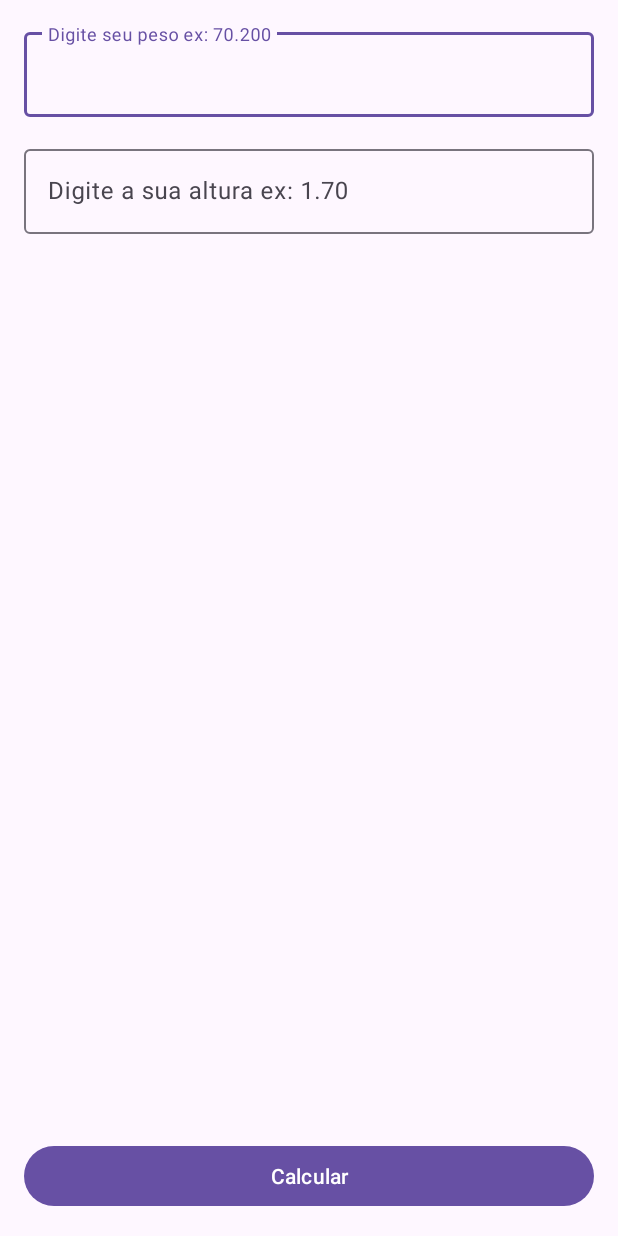
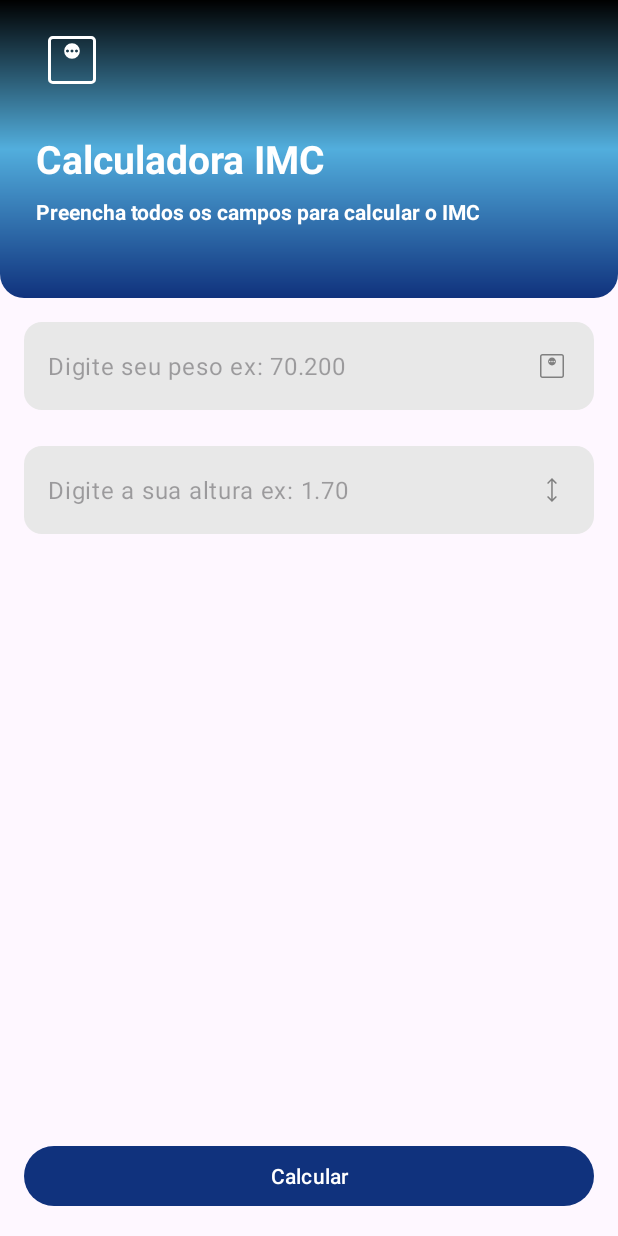
Before and after one commit to gui12carmo/calculadoraIMC, an Android app: the screen it shows after launch (MainActivity), on a phone screen of 412 x 824 dp. Run offline under Robolectric (Android 15) with nearby library versions, the phone set to English and light mode, and no system bars.

Commit message:
Finalizei o APP.

```diff
--- /dev/null
+++ b/app/src/main/res/drawable/gradient_bg.xml
@@ -0,0 +1,13 @@
+<?xml version="1.0" encoding="utf-8"?>
+<shape xmlns:android="http://schemas.android.com/apk/res/android">
+    <corners android:topLeftRadius="0dp"
+        android:topRightRadius="0dp"
+        android:bottomLeftRadius="16dp"
+        android:bottomRightRadius="16dp"/>
+
+    <gradient
+        android:startColor="@color/azul_400"
+        android:centerColor="@color/azulClaro_400"
+        android:endColor="@color/black_900"
+        android:angle="90"/>
+</shape>
--- /dev/null
+++ b/app/src/main/res/drawable/ic_height.xml
@@ -0,0 +1,9 @@
+<vector xmlns:android="http://schemas.android.com/apk/res/android"
+    android:width="24dp"
+    android:height="24dp"
+    android:viewportWidth="960"
+    android:viewportHeight="960">
+  <path
+      android:pathData="M479.23,800 L347.69,668.46l27.54,-27.54 84,82.23v-487.07l-83.23,83 -27.54,-27.54L480,160l131.54,131.54 -28.31,28.54 -84,-83.23v486.3l84,-82.23 27.54,27.54L479.23,800Z"
+      android:fillColor="#ff808080"/>
+</vector>
--- /dev/null
+++ b/app/src/main/res/drawable/ic_weight.xml
@@ -0,0 +1,9 @@
+<vector xmlns:android="http://schemas.android.com/apk/res/android"
+    android:width="24dp"
+    android:height="24dp"
+    android:viewportWidth="960"
+    android:viewportHeight="960">
+  <path
+      android:pathData="M480,464.62q43.85,0 74.23,-30.39 30.39,-30.38 30.39,-74.23 0,-43.85 -30.39,-74.23 -30.38,-30.39 -74.23,-30.39 -43.85,0 -74.23,30.39 -30.39,30.38 -30.39,74.23 0,43.85 30.39,74.23 30.38,30.39 74.23,30.39ZM420,380q-8,0 -14,-6t-6,-14q0,-8 6,-14t14,-6q8,0 14,6t6,14q0,8 -6,14t-14,6ZM480,380q-8,0 -14,-6t-6,-14q0,-8 6,-14t14,-6q8,0 14,6t6,14q0,8 -6,14t-14,6ZM540,380q-8,0 -14,-6t-6,-14q0,-8 6,-14t14,-6q8,0 14,6t6,14q0,8 -6,14t-14,6ZM224.62,800q-27.62,0 -46.12,-18.5Q160,763 160,735.38v-510.76q0,-27.62 18.5,-46.12Q197,160 224.62,160h510.76q27.62,0 46.12,18.5Q800,197 800,224.62v510.76q0,27.62 -18.5,46.12Q763,800 735.38,800L224.62,800ZM224.62,760h510.76q9.24,0 16.93,-7.69 7.69,-7.69 7.69,-16.93v-510.76q0,-9.24 -7.69,-16.93 -7.69,-7.69 -16.93,-7.69L224.62,200q-9.24,0 -16.93,7.69 -7.69,7.69 -7.69,16.93v510.76q0,9.24 7.69,16.93 7.69,7.69 16.93,7.69ZM200,200v560,-560Z"
+      android:fillColor="#ff808080"/>
+</vector>
--- /dev/null
+++ b/app/src/main/res/drawable/rouded_bg.xml
@@ -0,0 +1,5 @@
+<?xml version="1.0" encoding="utf-8"?>
+<shape xmlns:android="http://schemas.android.com/apk/res/android">
+    <solid android:color="#E8E8E8"/>
+    <corners android:radius="12dp"/>
+</shape>
--- a/app/src/main/res/layout/activity_main.xml
+++ b/app/src/main/res/layout/activity_main.xml
@@ -5,6 +5,47 @@
     android:layout_width="match_parent"
     android:layout_height="match_parent"
     tools:context=".MainActivity">
+
+    <LinearLayout
+        android:id="@+id/vg_header"
+        android:layout_width="match_parent"
+        android:layout_height="wrap_content"
+        android:background="@drawable/gradient_bg"
+        android:orientation="vertical"
+        app:layout_constraintEnd_toEndOf="parent"
+        app:layout_constraintStart_toStartOf="parent"
+        app:layout_constraintTop_toTopOf="parent">
+
+        <ImageView
+            android:layout_width="48dp"
+            android:layout_height="48dp"
+            android:layout_marginTop="16dp"
+            android:layout_marginBottom="16dp"
+            android:layout_marginStart="24dp"
+            android:src="@drawable/ic_weight"
+            app:tint="@color/white" />
+
+        <TextView
+            android:layout_width="wrap_content"
+            android:layout_height="wrap_content"
+            android:layout_marginStart="24dp"
+            android:layout_marginTop="8dp"
+            android:text="Calculadora IMC"
+            android:textColor="@color/white"
+            android:textSize="26dp"
+            android:textStyle="bold" />
+
+        <TextView
+            android:layout_width="wrap_content"
+            android:layout_marginTop="8dp"
+            android:layout_height="wrap_content"
+            android:layout_marginStart="24dp"
+            android:layout_marginEnd="24dp"
+            android:layout_marginBottom="48dp"
+            android:text="Preencha todos os campos para calcular o IMC"
+            android:textColor="@color/white"
+            android:textStyle="bold" />
+    </LinearLayout>
 
     <Button
         android:id="@+id/btn_Calcular"
@@ -22,22 +63,30 @@
         android:layout_width="match_parent"
         android:layout_height="wrap_content"
         android:layout_margin="16dp"
+        app:hintEnabled="false"
         app:layout_constraintEnd_toEndOf="parent"
         app:layout_constraintStart_toStartOf="parent"
-        app:layout_constraintTop_toTopOf="parent">
+        app:layout_constraintTop_toBottomOf="@+id/vg_header">
 
         <com.google.android.material.textfield.TextInputEditText
             android:id="@+id/edt_peso"
             android:layout_width="match_parent"
             android:layout_height="wrap_content"
+            android:background="@drawable/rouded_bg"
+            android:drawableEnd="@drawable/ic_weight"
             android:hint="Digite seu peso ex: 70.200"
-            android:inputType="numberDecimal" />
+            android:inputType="numberDecimal"
+            android:maxLength="6" />
     </com.google.android.material.textfield.TextInputLayout>
 
     <com.google.android.material.textfield.TextInputLayout
+        android:id="@+id/textInputLayout"
         android:layout_width="match_parent"
         android:layout_height="wrap_content"
-        android:layout_margin="16dp"
+        android:layout_marginStart="16dp"
+        android:layout_marginEnd="16dp"
+        android:layout_marginTop="24dp"
+        app:hintEnabled="false"
         app:layout_constraintEnd_toEndOf="parent"
         app:layout_constraintStart_toStartOf="parent"
         app:layout_constraintTop_toBottomOf="@+id/textInputLayout2">
@@ -46,8 +95,11 @@
             android:id="@+id/edt_altura"
             android:layout_width="match_parent"
             android:layout_height="wrap_content"
+            android:background="@drawable/rouded_bg"
+            android:drawableEnd="@drawable/ic_height"
             android:hint="Digite a sua altura ex: 1.70"
-            android:inputType="numberDecimal" />
+            android:inputType="numberDecimal"
+            android:maxLength="4" />
     </com.google.android.material.textfield.TextInputLayout>
 
 
--- a/app/src/main/res/values-night/themes.xml
+++ b/app/src/main/res/values-night/themes.xml
@@ -2,6 +2,7 @@
     <!-- Base application theme. -->
     <style name="Base.Theme.Calculadoraimc" parent="Theme.Material3.DayNight.NoActionBar">
         <!-- Customize your dark theme here. -->
-        <!-- <item name="colorPrimary">@color/my_dark_primary</item> -->
+        <item name="colorPrimary">@color/azul_400</item>
+        <item name="android:statusBarColor">@color/black_900</item>
     </style>
 </resources>
--- a/app/src/main/res/values/colors.xml
+++ b/app/src/main/res/values/colors.xml
@@ -1,5 +1,7 @@
 <?xml version="1.0" encoding="utf-8"?>
 <resources>
-    <color name="black">#FF000000</color>
+    <color name="black_900">#FF000000</color>
     <color name="white">#FFFFFFFF</color>
+    <color name="azul_400">#10327d</color>
+    <color name="azulClaro_400">#52aedd</color>
 </resources>
--- a/app/src/main/res/values/themes.xml
+++ b/app/src/main/res/values/themes.xml
@@ -2,7 +2,8 @@
     <!-- Base application theme. -->
     <style name="Base.Theme.Calculadoraimc" parent="Theme.Material3.DayNight.NoActionBar">
         <!-- Customize your light theme here. -->
-        <!-- <item name="colorPrimary">@color/my_light_primary</item> -->
+        <item name="colorPrimary">@color/azul_400</item>
+        <item name="android:statusBarColor">@color/black_900</item>
     </style>
 
     <style name="Theme.Calculadoraimc" parent="Base.Theme.Calculadoraimc" />
```
Also changed, not shown: app/src/main/java/com/comunidadedevspace/imc/MainActivity.kt (+3 -5 lines), app/src/main/res/layout/activity_result.xml (+52 -8 lines).
